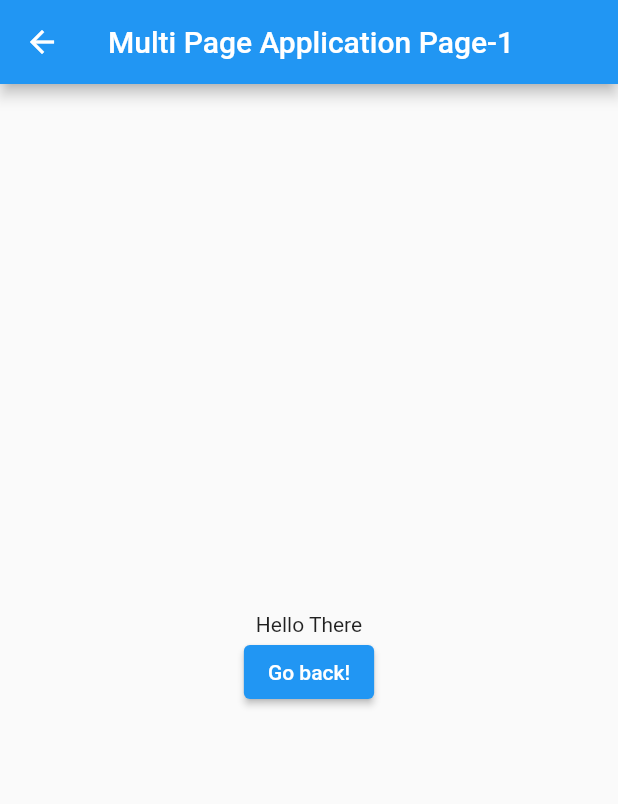
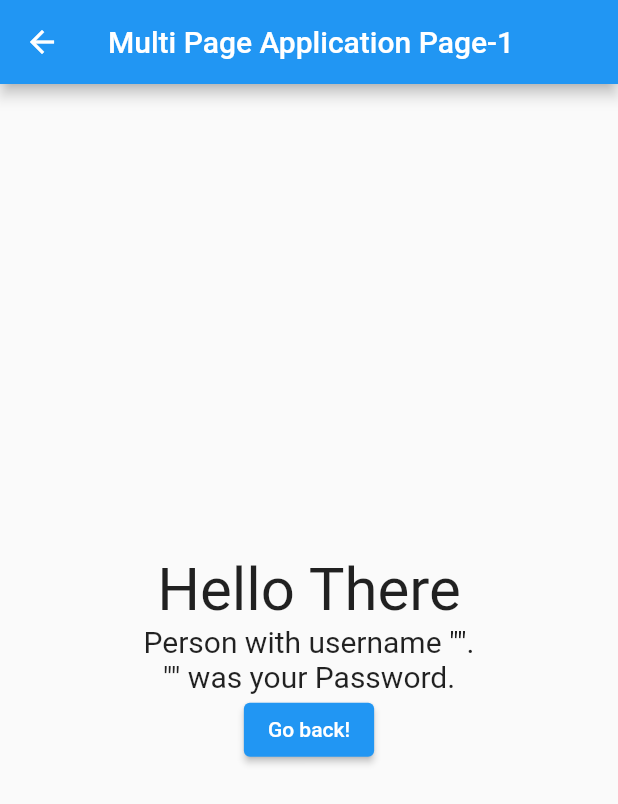
Before and after one commit to Adityak215/apptest, a Flutter app: the screen it shows after launch, after a tap on "Ted, just.. okay. just... Submit", on a phone screen of 412 x 824 dp. Shown: the top 804 px of the screen. Run offline on Flutter 3.47's test engine with Material 2 defaults, Android fonts, the phone set to English and light mode, and no system bars.

Commit message:
Passing data from one widget to next
Able to pass username and password from login page to second screen and display it on second screen.

```diff
--- a/lib/login.dart
+++ b/lib/login.dart
@@ -1,8 +1,16 @@
 import 'package:flutter/material.dart';
 
-class SecondScreen extends StatelessWidget {
-  const SecondScreen({super.key});
+class SecondScreen extends StatefulWidget {
+  const SecondScreen({Key? key, required this.user, required this.pass})
+      : super(key: key);
 
+  final String user, pass;
+
+  @override
+  State<SecondScreen> createState() => _SecondScreenState();
+}
+
+class _SecondScreenState extends State<SecondScreen> {
   @override
   Widget build(BuildContext context) {
     return Scaffold(
@@ -12,17 +20,31 @@ class SecondScreen extends StatelessWidget {
         body: Center(
             child: Column(
                 mainAxisAlignment: MainAxisAlignment.center,
-        children: <Widget> [
-          const Text('Hello There',),
+                children: <Widget>[
+              const Text(
+                'Hello There',
+                style: TextStyle(
+                  fontSize: 40,
+                ),
+              ),
+              Text(
+                'Person with username "${widget.user}".',
+                style: const TextStyle(
+                  fontSize: 20,
+                ),
+              ),
+              Text(
+                '"${widget.pass}" was your Password.',
+                style: const TextStyle(
+                  fontSize: 20,
+                ),
+              ),
               ElevatedButton(
                 onPressed: () {
                   Navigator.pop(context);
                 },
                 child: const Text('Go back!'),
               ),
-       ]
-      )
-      )
-    );
+            ])));
   }
 }
--- a/lib/main.dart
+++ b/lib/main.dart
@@ -26,7 +26,8 @@ class HomePg extends StatefulWidget {
 
 class _HomePgState extends State<HomePg> {
   bool passwordVisible = false;
-  late TextEditingController email, pass;
+  final usern = TextEditingController();
+  final pass = TextEditingController();
   @override
   void initState() {
     super.initState();
@@ -52,9 +53,10 @@ class _HomePgState extends State<HomePg> {
             mainAxisAlignment: MainAxisAlignment.center,
             children: <Widget>[
               Padding(
-                padding: const EdgeInsets.symmetric(horizontal: 8, vertical: 16),
+                padding:
+                    const EdgeInsets.symmetric(horizontal: 8, vertical: 16),
                 child: TextFormField(
-                  // controller: ,
+                  controller: usern,
                   decoration: const InputDecoration(
                     border: OutlineInputBorder(),
                     prefixIcon: Icon(Icons.email),
@@ -67,6 +69,7 @@ class _HomePgState extends State<HomePg> {
                 padding:
                     const EdgeInsets.symmetric(horizontal: 8, vertical: 16),
                 child: TextFormField(
+                  controller: pass,
                   obscureText: passwordVisible,
                   decoration: InputDecoration(
                     border: const OutlineInputBorder(),
@@ -102,7 +105,10 @@ class _HomePgState extends State<HomePg> {
                     Navigator.push(
                       context,
                       MaterialPageRoute(
-                          builder: (context) => const SecondScreen()),
+                          builder: (context) => SecondScreen(
+                                user: usern.text,
+                                pass: pass.text,
+                              )),
                     );
                   },
                   child: const Text(
```
Lines whose indentation alone changed are shown as unchanged.
